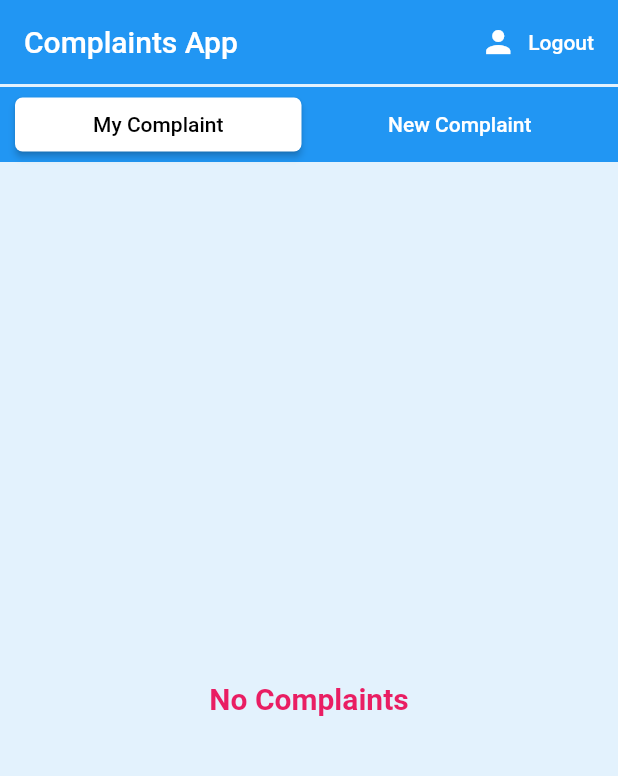
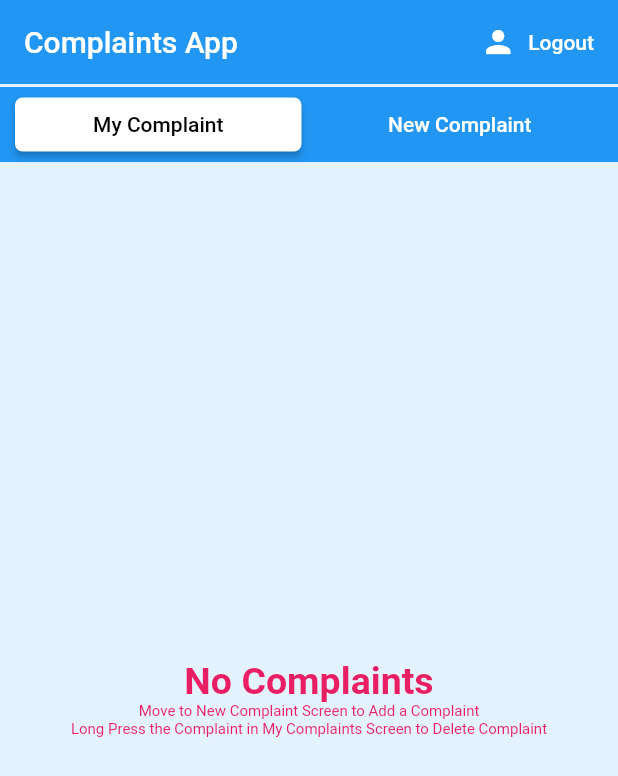
Before and after one commit to JanithMS/complaints_flutterapp, a Flutter app: the screen it shows once a user with an empty profile is signed in, on a phone screen of 412 x 824 dp. Shown: the top 776 px of the screen. Run offline on Flutter 3.47's test engine with Material 2 defaults, Android fonts, the phone set to English and light mode, and no system bars; our stand-ins replace firebase_auth, flutter_spinkit, image_picker; accounts and stored records are empty.

Commit message:
Delete Complaint Future Added

```diff
--- a/lib/Screens/Home/Home.dart
+++ b/lib/Screens/Home/Home.dart
@@ -72,6 +72,7 @@ class _HomeComplaintsState extends State<HomeComplaints> {
                 controller: pageController,
                 children: <Widget>[
                   MyComplaints(
+                    refresh: refresh,
                     complaintsClass: _complaintsClass,
                   ),
                   NewComplaint(
--- a/lib/Screens/Home/Widgets/ComplaintCardWidget.dart
+++ b/lib/Screens/Home/Widgets/ComplaintCardWidget.dart
@@ -6,12 +6,15 @@ class ComplaintsWidget extends StatelessWidget {
   final File image;
   final String title;
   final String description;
+  final Function delete;
 
-  ComplaintsWidget({this.title, this.description, this.image});
+  ComplaintsWidget({this.title, this.description, this.image, this.delete});
 
   @override
   Widget build(BuildContext context) {
-    return Container(
+    return GestureDetector(
+      onLongPress: delete,
+      child: Container(
         margin: EdgeInsets.only(bottom: 10.0),
         padding: EdgeInsets.all(10.0),
         //height: 100.0,
@@ -21,7 +24,8 @@ class ComplaintsWidget extends StatelessWidget {
           children: [
             Container(
                 width: 80.0,
-              child: FittedBox(fit: BoxFit.fitWidth, child: Image.file(image))),
+                child:
+                    FittedBox(fit: BoxFit.fitWidth, child: Image.file(image))),
             SizedBox(
               width: 10.0,
             ),
@@ -37,6 +41,7 @@ class ComplaintsWidget extends StatelessWidget {
             ),
           ],
         ),
+      ),
     );
   }
 }
--- a/lib/Screens/Home/Widgets/MyComplaints.dart
+++ b/lib/Screens/Home/Widgets/MyComplaints.dart
@@ -4,7 +4,8 @@ import 'package:flutter/material.dart';
 
 class MyComplaints extends StatefulWidget {
   final List<ComplaintsClass> complaintsClass;
-  MyComplaints({this.complaintsClass});
+  final Function refresh;
+  MyComplaints({this.complaintsClass, this.refresh});
   @override
   _MyComplaintsState createState() => _MyComplaintsState();
 }
@@ -19,12 +20,31 @@ class _MyComplaintsState extends State<MyComplaints> {
   Widget build(BuildContext context) {
     return widget.complaintsClass.length == 0
         ? Center(
-            child: Text(
-            'No Complaints',
-            style: TextStyle(
-                fontWeight: FontWeight.bold,
-                color: Colors.pink,
-                fontSize: 20.0),
+            child: Column(
+            mainAxisAlignment: MainAxisAlignment.center,
+            children: [
+              Text(
+                'No Complaints',
+                style: TextStyle(
+                    fontWeight: FontWeight.bold,
+                    color: Colors.pink,
+                    fontSize: 25.0),
+              ),
+              Text(
+                'Move to New Complaint Screen to Add a Complaint',
+                style: TextStyle(
+                    //fontWeight: FontWeight.bold,
+                    color: Colors.pink,
+                    fontSize: 10.0),
+              ),
+              Text(
+                'Long Press the Complaint in My Complaints Screen to Delete Complaint',
+                style: TextStyle(
+                    //fontWeight: FontWeight.bold,
+                    color: Colors.pink,
+                    fontSize: 10.0),
+              ),
+            ],
           ))
         : Column(
             children: <Widget>[
@@ -42,6 +62,10 @@ class _MyComplaintsState extends State<MyComplaints> {
                           description:
                               widget.complaintsClass[index].description,
                           image: widget.complaintsClass[index].image,
+                          delete: () {
+                            widget.complaintsClass.removeAt(index);
+                            widget.refresh();
+                          },
                           //image: _image
                         );
                       },
```
Lines whose indentation alone changed are shown as unchanged.
